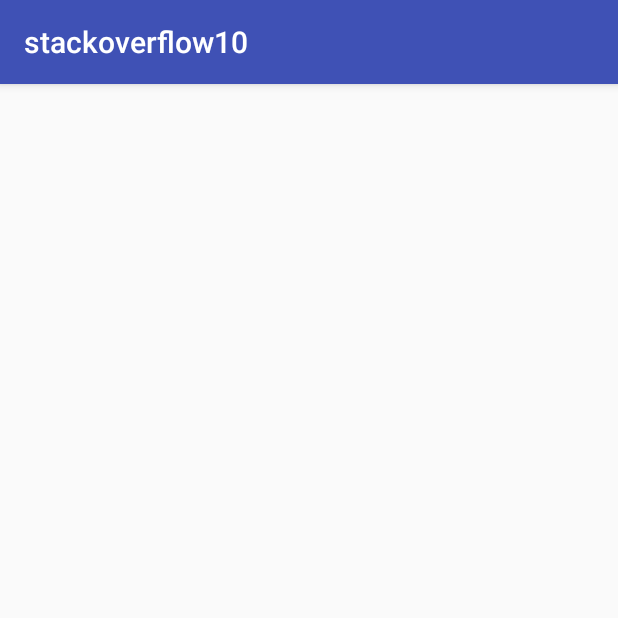
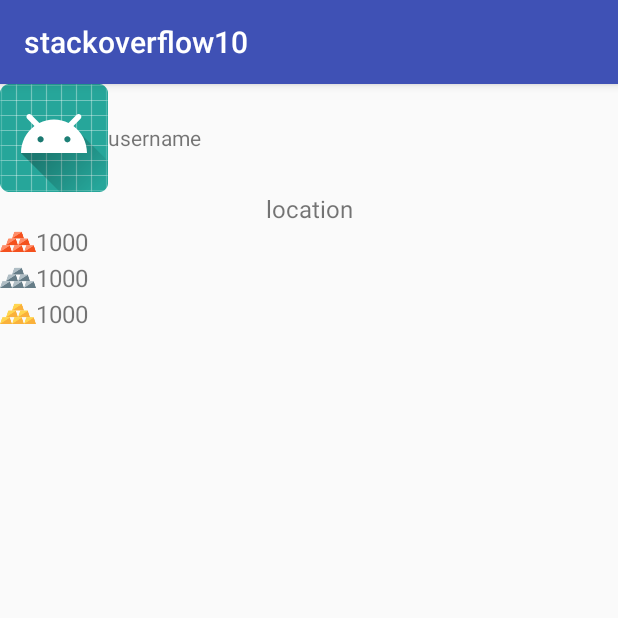
Before and after one commit to grrigore/stackoverflow10, an Android app: the UserActivity screen opened directly, with no data from a screen before it, on a phone screen of 412 x 824 dp, the top half of it. Run offline under Robolectric (Android 15) with nearby library versions, the phone set to English and light mode, and no system bars; network calls fail.

Commit message:
finish layout for user activity

```diff
--- a/app/src/main/res/layout/activity_user.xml
+++ b/app/src/main/res/layout/activity_user.xml
@@ -1,9 +1,93 @@
 <?xml version="1.0" encoding="utf-8"?>
-<android.support.constraint.ConstraintLayout xmlns:android="http://schemas.android.com/apk/res/android"
-    xmlns:app="http://schemas.android.com/apk/res-auto"
+<LinearLayout xmlns:android="http://schemas.android.com/apk/res/android"
     xmlns:tools="http://schemas.android.com/tools"
     android:layout_width="match_parent"
     android:layout_height="match_parent"
+    android:orientation="vertical"
     tools:context="com.example.grrigore.stackoverflow10.UserActivity">
 
-</android.support.constraint.ConstraintLayout>
+    <LinearLayout
+        android:layout_width="match_parent"
+        android:layout_height="wrap_content"
+        android:orientation="horizontal">
+
+        <ImageView
+            android:id="@+id/user_profile_picture"
+            android:layout_width="wrap_content"
+            android:layout_height="wrap_content"
+            android:layout_gravity="center"
+            android:src="@mipmap/ic_launcher" />
+
+        <TextView
+            android:id="@+id/user_name"
+            android:layout_width="wrap_content"
+            android:layout_height="wrap_content"
+            android:layout_gravity="center"
+            android:text="username" />
+    </LinearLayout>
+
+    <TextView
+        android:id="@+id/user_location"
+        android:layout_width="match_parent"
+        android:layout_height="wrap_content"
+        android:gravity="center"
+        android:text="location"
+        android:textSize="16sp" />
+
+    <LinearLayout
+        android:layout_width="match_parent"
+        android:layout_height="wrap_content"
+        android:orientation="horizontal">
+
+        <ImageView
+            android:layout_width="24dp"
+            android:layout_height="24dp"
+            android:adjustViewBounds="true"
+            android:scaleType="fitXY"
+            android:src="@drawable/bronze" />
+
+        <TextView
+            android:layout_width="wrap_content"
+            android:layout_height="wrap_content"
+            android:text="1000"
+            android:textSize="16sp" />
+    </LinearLayout>
+
+    <LinearLayout
+        android:layout_width="match_parent"
+        android:layout_height="wrap_content"
+        android:orientation="horizontal">
+
+        <ImageView
+            android:layout_width="24dp"
+            android:layout_height="24dp"
+            android:adjustViewBounds="true"
+            android:scaleType="fitXY"
+            android:src="@drawable/silver" />
+
+        <TextView
+            android:layout_width="wrap_content"
+            android:layout_height="wrap_content"
+            android:text="1000"
+            android:textSize="16sp" />
+    </LinearLayout>
+
+    <LinearLayout
+        android:layout_width="match_parent"
+        android:layout_height="wrap_content"
+        android:orientation="horizontal">
+
+        <ImageView
+            android:layout_width="24dp"
+            android:layout_height="24dp"
+            android:adjustViewBounds="true"
+            android:scaleType="fitXY"
+            android:src="@drawable/gold" />
+
+        <TextView
+            android:layout_width="wrap_content"
+            android:layout_height="wrap_content"
+            android:text="1000"
+            android:textSize="16sp" />
+    </LinearLayout>
+</LinearLayout>
```
Also changed, not shown: app/src/main/res/drawable/bronze.png (added), app/src/main/res/drawable/gold.png (added), app/src/main/res/drawable/silver.png (added).
